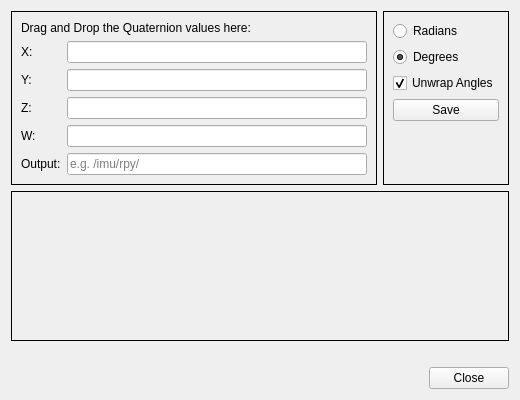
Old version of the form toolbox_quaternion/quaternion_dialog.ui in the repository PlotJuggler/pj-official-plugins.
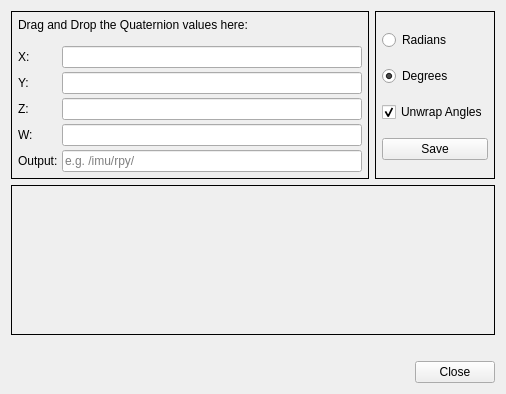
New version of the form.

Commit message: fix(toolbox_quaternion): tighten dialog layout, let preview fill space (#179)

What changed in the file:
```diff
--- a/toolbox_quaternion/quaternion_dialog.ui
+++ b/toolbox_quaternion/quaternion_dialog.ui
@@ -8,18 +8,32 @@
   <layout class="QVBoxLayout" name="mainLayout">
    <item>
     <layout class="QHBoxLayout" name="topLayout">
+     <property name="spacing"><number>6</number></property>
      <item>
       <widget class="QFrame" name="inputFrame">
        <property name="frameShape"><enum>QFrame::Box</enum></property>
        <property name="frameShadow"><enum>QFrame::Plain</enum></property>
        <layout class="QVBoxLayout">
+        <property name="spacing"><number>4</number></property>
+        <property name="leftMargin"><number>6</number></property>
+        <property name="topMargin"><number>6</number></property>
+        <property name="rightMargin"><number>6</number></property>
+        <property name="bottomMargin"><number>6</number></property>
         <item>
          <widget class="QLabel">
           <property name="text"><string>Drag and Drop the Quaternion values here:</string></property>
          </widget>
         </item>
+        <item>
+         <spacer name="labelFormSpacer">
+          <property name="orientation"><enum>Qt::Vertical</enum></property>
+          <property name="sizeType"><enum>QSizePolicy::Fixed</enum></property>
+          <property name="sizeHint" stdset="0"><size><width>0</width><height>10</height></size></property>
+         </spacer>
+        </item>
         <item>
          <layout class="QFormLayout" name="formLayout">
+          <property name="verticalSpacing"><number>4</number></property>
           <item row="0" column="0"><widget class="QLabel"><property name="text"><string>X:</string></property></widget></item>
           <item row="0" column="1"><widget class="QLineEdit" name="input_x"><property name="minimumSize"><size><width>300</width><height>0</height></size></property><property name="readOnly"><bool>true</bool></property></widget></item>
           <item row="1" column="0"><widget class="QLabel"><property name="text"><string>Y:</string></property></widget></item>
@@ -40,6 +54,11 @@
        <property name="frameShape"><enum>QFrame::Box</enum></property>
        <property name="frameShadow"><enum>QFrame::Plain</enum></property>
        <layout class="QVBoxLayout">
+        <property name="spacing"><number>4</number></property>
+        <property name="leftMargin"><number>6</number></property>
+        <property name="topMargin"><number>6</number></property>
+        <property name="rightMargin"><number>6</number></property>
+        <property name="bottomMargin"><number>6</number></property>
         <item>
          <widget class="QRadioButton" name="radio_radians">
           <property name="text"><string>Radians</string></property>
@@ -62,12 +81,6 @@
           <property name="text"><string>Save</string></property>
          </widget>
         </item>
-        <item>
-         <spacer>
-          <property name="orientation"><enum>Qt::Vertical</enum></property>
-          <property name="sizeHint" stdset="0"><size><width>20</width><height>40</height></size></property>
-         </spacer>
-        </item>
        </layout>
       </widget>
      </item>
@@ -81,11 +94,11 @@
        <height>150</height>
       </size>
      </property>
-     <property name="maximumSize">
-      <size>
-       <width>16777215</width>
-       <height>400</height>
-      </size>
+     <property name="sizePolicy">
+      <sizepolicy hsizetype="Expanding" vsizetype="Expanding">
+       <horstretch>0</horstretch>
+       <verstretch>1</verstretch>
+      </sizepolicy>
      </property>
      <property name="frameShape">
       <enum>QFrame::Box</enum>
```
